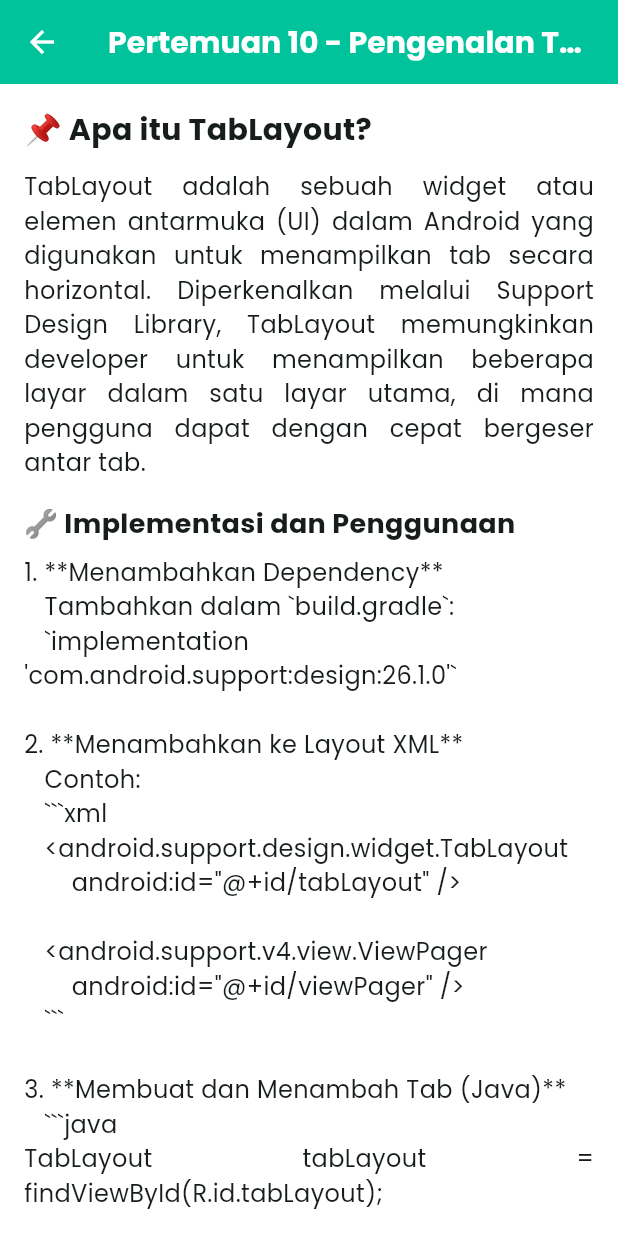
After one commit to raffimaulan/MyAndroidApp, a Flutter app: the Pertemuan10 screen opened directly, on a phone screen of 412 x 824 dp. The commit adds this screen. Run offline on Flutter 3.47's test engine with Material 3 defaults, Android fonts, the phone set to English and light mode, and no system bars; our stand-ins replace audioplayers, cloud_firestore, firebase_auth, firebase_core, firebase_storage, flutter_map and 8 more; accounts and stored records are empty.

Commit message:
Pesan perubahan kamu di sini

````diff
--- a/analysis_options.yaml
+++ b/analysis_options.yaml
@@ -10,6 +10,8 @@
 analyzer:
   errors:
     deprecated_member_use: ignore
+    file_names: ignore
+    use_build_context_synchronously: ignore
 include: package:flutter_lints/flutter.yaml
 
 linter:
--- a/lib/screens/edit_profile_screen.dart
+++ b/lib/screens/edit_profile_screen.dart
@@ -142,6 +142,7 @@ class _EditProfileScreenState extends State<EditProfileScreen> {
     Fluttertoast.showToast(msg: "Profil berhasil disimpan", backgroundColor: Colors.green);
 
     setState(() => _isLoading = false);
+    // ignore: use_build_context_synchronously
     Navigator.pop(context);
   }
 
--- a/lib/screens/home_screen.dart
+++ b/lib/screens/home_screen.dart
@@ -15,7 +15,7 @@ class HomeScreen extends StatelessWidget {
             crossAxisAlignment: CrossAxisAlignment.start,
             children: [
               const Text(
-                'Selamat Datang, Raffi!',
+                'Selamat Datang',
                 style: TextStyle(fontSize: 20, fontWeight: FontWeight.bold),
               ),
               const SizedBox(height: 30),
@@ -41,7 +41,7 @@ class HomeScreen extends StatelessWidget {
           icon: Icons.add,
           label: 'Buat Data',
           onTap: () {
-            // TODO: Tambahkan navigasi ke halaman buat data
+
             ScaffoldMessenger.of(context).showSnackBar(
               const SnackBar(content: Text('Fitur Buat Data belum tersedia')),
             );
@@ -52,7 +52,6 @@ class HomeScreen extends StatelessWidget {
           icon: Icons.info_outline,
           label: 'Tentang',
           onTap: () {
-            // TODO: Tambahkan navigasi ke halaman tentang
             ScaffoldMessenger.of(context).showSnackBar(
               const SnackBar(content: Text('Fitur Tentang belum tersedia')),
             );
--- a/lib/screens/list_pertemuan/pertemuan1.dart
+++ b/lib/screens/list_pertemuan/pertemuan1.dart
@@ -1,6 +1,8 @@
 import 'package:flutter/material.dart';
 
 class Pertemuan1 extends StatelessWidget {
+  const Pertemuan1({super.key});
+
   @override
   Widget build(BuildContext context) {
     return Scaffold(
--- /dev/null
+++ b/lib/screens/list_pertemuan/pertemuan10.dart
@@ -0,0 +1,84 @@
+import 'package:flutter/material.dart';
+
+class Pertemuan10 extends StatelessWidget {
+  const Pertemuan10({super.key});
+
+  @override
+  Widget build(BuildContext context) {
+    return Scaffold(
+      appBar: AppBar(
+        title: const Text('Pertemuan 10 - Pengenalan TabLayout'),
+        backgroundColor:const Color(0xFF00C29B),
+      ),
+      body: Padding(
+        padding: const EdgeInsets.all(16.0),
+        child: ListView(
+          children: const [
+            Text(
+              '📌 Apa itu TabLayout?',
+              style: TextStyle(fontSize: 20, fontWeight: FontWeight.bold),
+            ),
+            SizedBox(height: 12),
+            Text(
+              'TabLayout adalah sebuah widget atau elemen antarmuka (UI) dalam Android yang digunakan untuk menampilkan tab secara horizontal. '
+              'Diperkenalkan melalui Support Design Library, TabLayout memungkinkan developer untuk menampilkan beberapa layar dalam satu layar utama, '
+              'di mana pengguna dapat dengan cepat bergeser antar tab.',
+              textAlign: TextAlign.justify,
+            ),
+            SizedBox(height: 16),
+            Text(
+              '🔧 Implementasi dan Penggunaan',
+              style: TextStyle(fontSize: 18, fontWeight: FontWeight.bold),
+            ),
+            SizedBox(height: 8),
+            Text(
+              '1. **Menambahkan Dependency**\n'
+              '   Tambahkan dalam `build.gradle`:\n'
+              "   `implementation 'com.android.support:design:26.1.0'`\n\n"
+              '2. **Menambahkan ke Layout XML**\n'
+              '   Contoh:\n'
+              '   ```xml\n'
+              '   <android.support.design.widget.TabLayout\n'
+              '       android:id="@+id/tabLayout" />\n\n'
+              '   <android.support.v4.view.ViewPager\n'
+              '       android:id="@+id/viewPager" />\n'
+              '   ```\n\n'
+              '3. **Membuat dan Menambah Tab (Java)**\n'
+              '   ```java\n'
+              '   TabLayout tabLayout = findViewById(R.id.tabLayout);\n'
+              '   tabLayout.addTab(tabLayout.newTab().setText("Home"));\n'
+              '   tabLayout.addTab(tabLayout.newTab().setText("Sport"));\n'
+              '   tabLayout.addTab(tabLayout.newTab().setText("Movie"));\n'
+              '   ```',
+              textAlign: TextAlign.justify,
+            ),
+            SizedBox(height: 16),
+            Text(
+              '📱 Integrasi dengan ViewPager dan Fragment',
+              style: TextStyle(fontSize: 18, fontWeight: FontWeight.bold),
+            ),
+            SizedBox(height: 8),
+            Text(
+              '• ViewPager digunakan untuk mengatur transisi geser antar fragment.\n'
+              '• Setiap tab menampilkan Fragment-nya masing-masing (contoh: HomeFragment.java).\n'
+              '• FragmentPagerAdapter bertugas menghubungkan ViewPager dengan fragment berdasarkan posisi tab.',
+              textAlign: TextAlign.justify,
+            ),
+            SizedBox(height: 16),
+            Text(
+              '🔄 Sinkronisasi Tab dan Swipe',
+              style: TextStyle(fontSize: 18, fontWeight: FontWeight.bold),
+            ),
+            SizedBox(height: 8),
+            Text(
+              'Agar TabLayout dan ViewPager saling tersinkron:\n'
+              '• Gunakan `viewPager.addOnPageChangeListener(...)` untuk memperbarui Tab saat swipe.\n'
+              '• Gunakan `tabLayout.addOnTabSelectedListener(...)` untuk mengubah konten ViewPager saat tab ditekan.',
+              textAlign: TextAlign.justify,
+            ),
+          ],
+        ),
+      ),
+    );
+  }
+}
--- a/lib/screens/list_pertemuan/pertemuan2.dart
+++ b/lib/screens/list_pertemuan/pertemuan2.dart
@@ -1,6 +1,8 @@
 import 'package:flutter/material.dart';
 
 class Pertemuan2 extends StatelessWidget {
+  const Pertemuan2({super.key});
+
   @override
   Widget build(BuildContext context) {
     return Scaffold(
--- a/lib/screens/list_pertemuan/pertemuan4.dart
+++ b/lib/screens/list_pertemuan/pertemuan4.dart
@@ -2,6 +2,8 @@ import 'package:flutter/material.dart';
 import 'package:fluttertoast/fluttertoast.dart';
 
 class Pertemuan4 extends StatefulWidget {
+  const Pertemuan4({super.key});
+
   @override
   State<Pertemuan4> createState() => _Pertemuan4State();
 }
--- a/lib/screens/list_pertemuan/pertemuan5.dart
+++ b/lib/screens/list_pertemuan/pertemuan5.dart
@@ -1,7 +1,7 @@
 import 'package:flutter/material.dart';
 
 class Pertemuan5 extends StatefulWidget {
-  const Pertemuan5({Key? key}) : super(key: key);
+  const Pertemuan5({super.key});
 
   @override
   Pertemuan5State createState() => Pertemuan5State();
@@ -106,8 +106,8 @@ class Pertemuan5State extends State<Pertemuan5> {
             ),
           );
         },
+        backgroundColor:  const Color(0xFF00C29B),
         child: const Icon(Icons.list),
-        backgroundColor:  const Color(0xFF00C29B),
       ),
     );
   }
--- a/lib/screens/list_pertemuan/pertemuan6.dart
+++ b/lib/screens/list_pertemuan/pertemuan6.dart
@@ -1,7 +1,7 @@
 import 'package:flutter/material.dart';
 
 class Pertemuan6 extends StatefulWidget {
-  const Pertemuan6({Key? key}) : super(key: key);
+  const Pertemuan6({super.key});
 
   @override
   Pertemuan6State createState() => Pertemuan6State();
@@ -89,8 +89,8 @@ class Pertemuan6State extends State<Pertemuan6> {
             _toggleSelectAll(!_selectAll);
           });
         },
+        backgroundColor:  const Color(0xFF00C29B),
         child: Icon(_selectAll ? Icons.check_box : Icons.check_box_outline_blank),
-        backgroundColor:  const Color(0xFF00C29B),
       ),
       body: Column(
         children: [
--- a/lib/screens/list_pertemuan/pertemuan7.dart
+++ b/lib/screens/list_pertemuan/pertemuan7.dart
@@ -1,7 +1,10 @@
 import 'package:flutter/material.dart';
 
 class Pertemuan7 extends StatefulWidget {
+  const Pertemuan7({super.key});
+
   @override
+  // ignore: library_private_types_in_public_api
   _Pertemuan7State createState() => _Pertemuan7State();
 }
 
@@ -92,7 +95,7 @@ class _Pertemuan7State extends State<Pertemuan7> {
                     activeColor: const Color.fromARGB(255, 20, 92, 218),
                   ),
                 );
-              }).toList(),
+              }),
 
               // Checkbox Terms
               Row(
--- a/lib/screens/list_pertemuan/pertemuan8.dart
+++ b/lib/screens/list_pertemuan/pertemuan8.dart
@@ -1,7 +1,7 @@
 import 'package:flutter/material.dart';
 
 class Pertemuan8 extends StatefulWidget {
-  const Pertemuan8({Key? key}) : super(key: key);
+  const Pertemuan8({super.key});
 
   @override
   State<Pertemuan8> createState() => _Pertemuan8State();
--- a/lib/screens/list_view_screen.dart
+++ b/lib/screens/list_view_screen.dart
@@ -8,6 +8,7 @@ import '../screens/list_pertemuan/pertemuan6.dart';
 import '../screens/list_pertemuan/pertemuan7.dart';
 import '../screens/list_pertemuan/pertemuan8.dart';
 import '../screens/list_pertemuan/pertemuan9.dart';
+import '../screens/list_pertemuan/pertemuan10.dart';
 import '../screens/list_pertemuan/pertemuan13.dart';
 import '../screens/list_pertemuan/pertemuan14.dart';
 
@@ -17,6 +18,7 @@ class ListViewScreen extends StatefulWidget {
   const ListViewScreen({super.key});
 
   @override
+  // ignore: library_private_types_in_public_api
   _ListViewScreenState createState() => _ListViewScreenState();
 }
 
@@ -43,6 +45,7 @@ class _ListViewScreenState extends State<ListViewScreen> {
         'Pertemuan 7',
         'Pertemuan 8',
         'Pertemuan 9',
+        'Pertemuan 10',
         'Pertemuan 13',
         'Pertemuan 14',
 
@@ -72,12 +75,13 @@ class _ListViewScreenState extends State<ListViewScreen> {
         return Pertemuan8();
       case 'Pertemuan 9':
         return pertemuan9();
+      case 'Pertemuan 10':
+        return Pertemuan10();
       case 'Pertemuan 13':
         return Pertemuan13();
       case 'Pertemuan 14':
         return Pertemuan14();
       default:
-        print('Navigasi untuk item "$item" tidak didefinisikan.');
         return null;
     }
   }
--- a/lib/screens/login_page.dart
+++ b/lib/screens/login_page.dart
@@ -63,7 +63,7 @@ class _LoginPageState extends State<LoginPage> {
     ScaffoldMessenger.of(context).showSnackBar(
       const SnackBar(
         content: Text('Login dengan Google belum diimplementasikan'),
-        backgroundColor:const Color(0xFF00C29B),
+        backgroundColor: Color(0xFF00C29B),
       ),
     );
   }
@@ -72,7 +72,7 @@ class _LoginPageState extends State<LoginPage> {
     ScaffoldMessenger.of(context).showSnackBar(
       const SnackBar(
         content: Text('Login dengan Facebook belum diimplementasikan'),
-        backgroundColor:const Color(0xFF00C29B),
+        backgroundColor: Color(0xFF00C29B),
       ),
     );
   }
--- a/lib/screens/splash_screen.dart
+++ b/lib/screens/splash_screen.dart
@@ -33,7 +33,7 @@ class _SplashScreenState extends State<SplashScreen> {
     return const Scaffold(
       body: Center(
         child: CircularProgressIndicator(
-          color: const Color(0xFF00C29B),
+          color:  Color(0xFF00C29B),
         ),
       ),
     );
````
Also changed, not shown: lib/screens/list_pertemuan/Pertemuan9.dart (+30 -11 lines), lib/screens/list_pertemuan/pertemuan13.dart (+37 -23 lines), lib/screens/list_pertemuan/pertemuan14.dart (+19 -10 lines).
